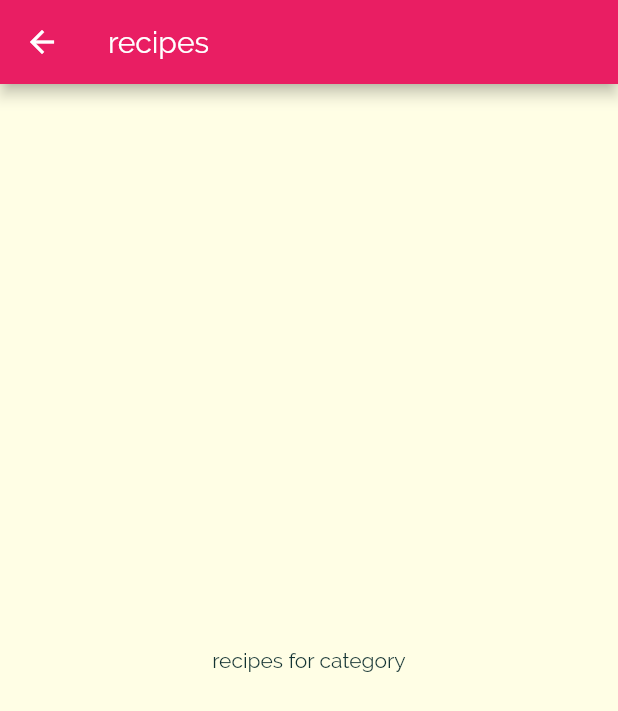
After one commit to apramodya/flutter-meal-app, a Flutter app: the screen it shows after launch, after a tap on "Italian", on a phone screen of 412 x 824 dp. The commit adds this screen. Shown: the top 711 px of the screen. Run offline on Flutter 3.47's test engine with Material 2 defaults, Android fonts, the phone set to English and light mode, and no system bars.

Commit message:
navigation to recipes screen

```diff
--- a/meal_app/lib/category_item.dart
+++ b/meal_app/lib/category_item.dart
@@ -1,4 +1,6 @@
 import 'package:flutter/material.dart';
+
+import 'category_meals_screen.dart';
 
 class CategoryItem extends StatelessWidget {
   final String title;
@@ -6,12 +8,29 @@ class CategoryItem extends StatelessWidget {
 
   CategoryItem(this.title, this.color);
 
+  void selectcategory(BuildContext context) {
+    Navigator.of(context).push(
+      MaterialPageRoute(
+        builder: (_) {
+          return CategoryMealsScreen();
+        },
+      ),
+    );
+  }
+
   @override
   Widget build(BuildContext context) {
-    return Container(
+    final theme = Theme.of(context);
+    return InkWell(
+      onTap: () => selectcategory(context),
+      splashColor: theme.primaryColor,
+      borderRadius: BorderRadius.circular(15),
+      child: Container(
         padding: const EdgeInsets.all(15),
-      child: Text(title, style: Theme.of(context).textTheme.headline6,),
-//      color: color,
+        child: Text(
+          title,
+          style: theme.textTheme.headline6,
+        ),
         decoration: BoxDecoration(
           gradient: LinearGradient(
             colors: [
@@ -23,6 +42,7 @@ class CategoryItem extends StatelessWidget {
           ),
           borderRadius: BorderRadius.circular(15),
         ),
+      ),
     );
   }
 }
--- /dev/null
+++ b/meal_app/lib/category_meals_screen.dart
@@ -0,0 +1,17 @@
+import 'package:flutter/material.dart';
+
+class CategoryMealsScreen extends StatelessWidget {
+  @override
+  Widget build(BuildContext context) {
+    return Scaffold(
+      appBar: AppBar(
+        title: const Text('recipes'),
+      ),
+      body: Center(
+        child: Text(
+          'recipes for category',
+        ),
+      ),
+    );
+  }
+}
```
Lines whose indentation alone changed are shown as unchanged.
